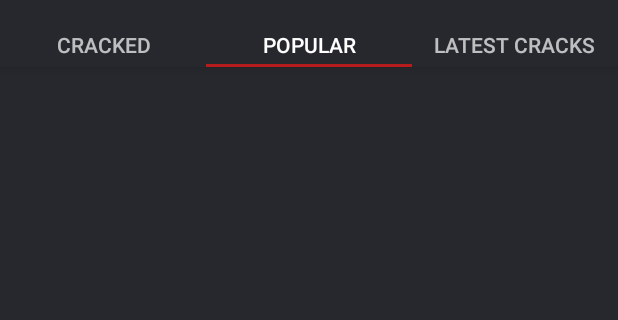
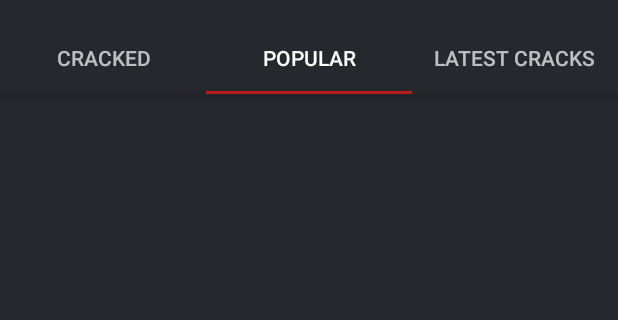
Before and after one commit to atikshakur/crack-watch, an Android app: the screen it shows after launch (MainActivity), on a phone screen of 412 x 824 dp, the part 74-394 px from its top. Run offline under Robolectric (Android 15) with nearby library versions, the phone set to English and light mode, and no system bars; our stand-ins replace AdMob, Firebase (no records; nobody signed in at launch, a user with empty details on screens opened directly), Volley; network calls fail; pictures from the network do not load.

Commit message:
v1.6-vc7-Recyclerview cutting off first item bug fixed.

```diff
--- a/app/build.gradle
+++ b/app/build.gradle
@@ -6,8 +6,8 @@ android {
         applicationId "com.etherealmobile.crackwatcher_pcgames"
         minSdkVersion 16
         targetSdkVersion 28
-        versionCode 5
-        versionName "1.5"
+        versionCode 7
+        versionName "1.6"
         testInstrumentationRunner "android.support.test.runner.AndroidJUnitRunner"
     }
     buildTypes {
--- a/app/src/main/java/com/etherealmobile/crackwatcher_pcgames/activities/AboutActivity.java
+++ b/app/src/main/java/com/etherealmobile/crackwatcher_pcgames/activities/AboutActivity.java
@@ -19,7 +19,7 @@ public class AboutActivity extends AppCompatActivity {
         setContentView(R.layout.activity_about);
 
         ListView listView = findViewById(R.id.listview);
-        String[] about = {"Version 1.5", "Credit"};
+        String[] about = {"Version 1.6", "Credit"};
         ArrayAdapter<String> adapter = new ArrayAdapter<>(this, R.layout.list_item, about);
         listView.setAdapter(adapter);
 
--- a/app/src/main/java/com/etherealmobile/crackwatcher_pcgames/activities/MainActivity.java
+++ b/app/src/main/java/com/etherealmobile/crackwatcher_pcgames/activities/MainActivity.java
@@ -20,6 +20,7 @@ import com.etherealmobile.crackwatcher_pcgames.fragments.Fragment_2;
 import com.etherealmobile.crackwatcher_pcgames.fragments.Fragment_3;
 import com.google.android.gms.ads.AdRequest;
 import com.google.android.gms.ads.AdView;
+import com.google.android.gms.ads.MobileAds;
 
 public class MainActivity extends AppCompatActivity {
 
@@ -32,6 +33,7 @@ public class MainActivity extends AppCompatActivity {
         super.onCreate(savedInstanceState);
         setContentView(R.layout.activity_main);
 
+        MobileAds.initialize(this, "ca-app-pub-9779544843360458~5825365539");
         AdView adView;
         adView = findViewById(R.id.adView_main);
         AdRequest adRequest = new AdRequest.Builder().build();
--- a/app/src/main/res/layout/activity_main.xml
+++ b/app/src/main/res/layout/activity_main.xml
@@ -8,6 +8,8 @@
     android:layout_height="match_parent"
     android:fitsSystemWindows="true"
     tools:context=".activities.MainActivity">
+
+
 
     <android.support.design.widget.AppBarLayout
         android:id="@+id/appbar"
@@ -31,7 +33,7 @@
         <android.support.design.widget.TabLayout
             android:id="@+id/tabs"
             android:layout_width="match_parent"
-            android:layout_height="30dp">
+            android:layout_height="wrap_content">
 
             <android.support.design.widget.TabItem
                 android:id="@+id/tabItem"
@@ -55,6 +57,7 @@
     </android.support.design.widget.AppBarLayout>
 
     <android.support.v4.view.ViewPager
+        android:layout_below="@id/appbar"
         android:id="@+id/container"
         android:layout_width="match_parent"
         android:layout_height="match_parent"
```
Also changed, not shown: 1 other file.
